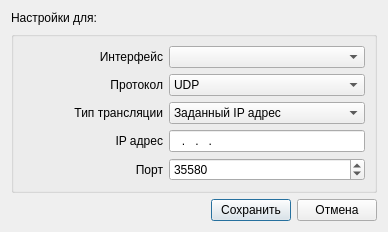
First picture: the form in Emulator_test/sv_networkeditor.ui, repository breton75/R_Card_test, before the edit.
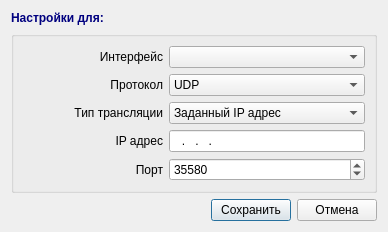
Second picture: the form after the edit.

The edit to the form file:
```diff
--- a/Emulator_test/sv_networkeditor.ui
+++ b/Emulator_test/sv_networkeditor.ui
@@ -16,6 +16,15 @@
   <layout class="QVBoxLayout" name="verticalLayout_2">
    <item>
     <widget class="QLabel" name="lblCaption">
+     <property name="font">
+      <font>
+       <weight>75</weight>
+       <bold>true</bold>
+      </font>
+     </property>
+     <property name="styleSheet">
+      <string notr="true">color: rgb(0, 0, 127);</string>
+     </property>
      <property name="text">
       <string>Настройки для: </string>
      </property>
```
Left out of the diff: 2 changed lines with no effect on the pictures.
